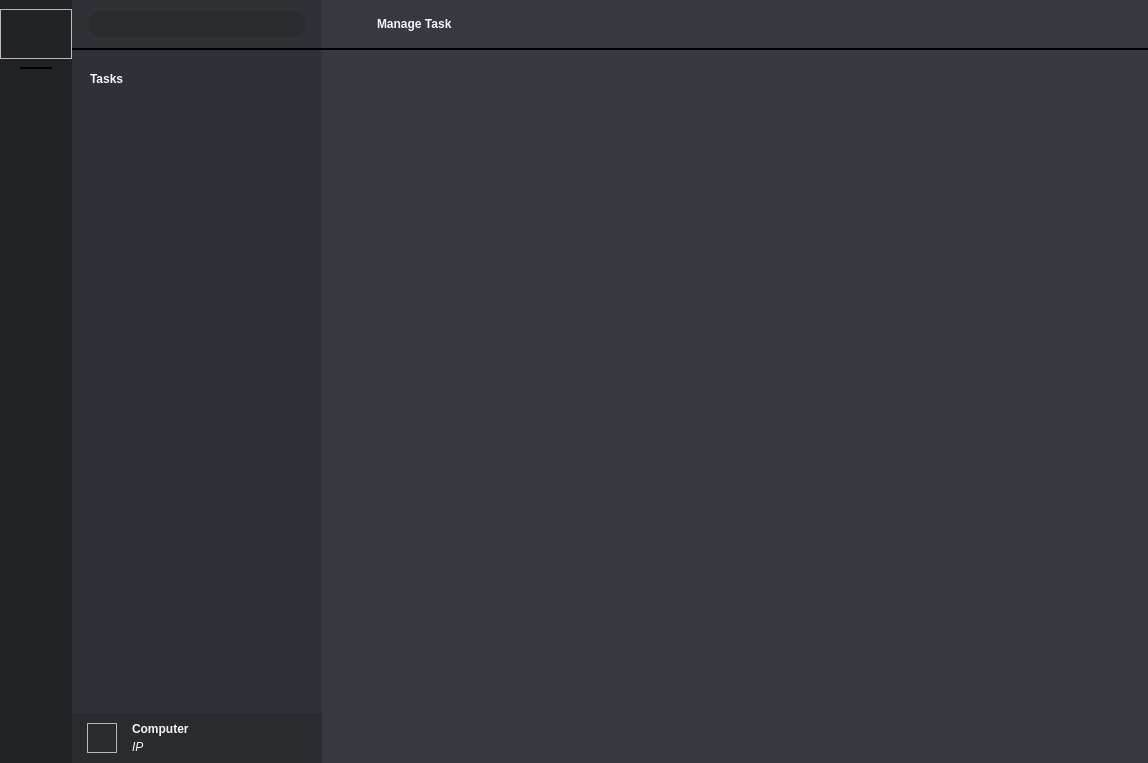
First picture: the form in Project/Window/ProgramWindow.ui, repository RiyanBliTe/Chrona, before the edit.
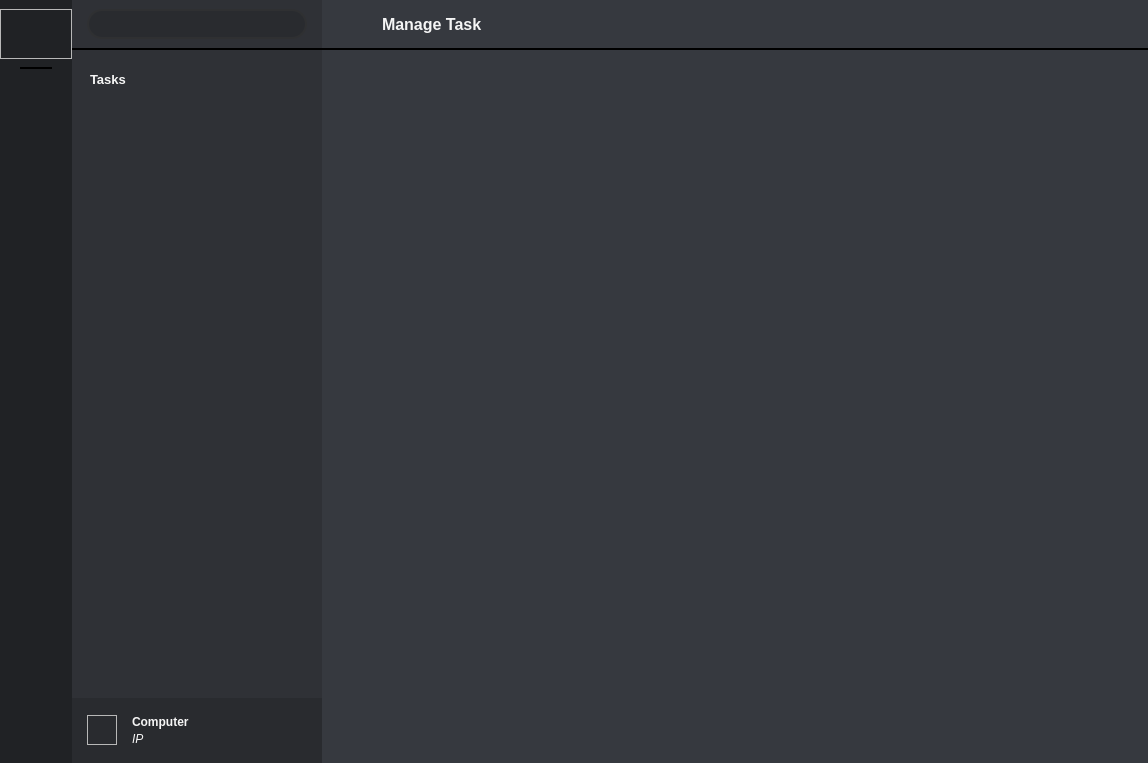
Second picture: the form after the edit. Icons and pictures are not drawn.

Patch:
```diff
--- a/Project/Window/ProgramWindow.ui
+++ b/Project/Window/ProgramWindow.ui
@@ -18,6 +18,25 @@
     <normaloff>:/Image/icon_logo.svg</normaloff>:/Image/icon_logo.svg</iconset>
   </property>
   <widget class="QWidget" name="centralwidget">
+   <property name="styleSheet">
+    <string notr="true">QMenu
+{
+	background-color: rgb(40, 40, 40);
+    border-radius: 4px;
+    padding: 5px 1px;
+}
+QMenu::item 
+{
+	background-color: transparent;
+    padding: 5px 10px;
+    margin: 2px 0px;
+    color: white;
+}
+QMenu::item:selected 
+{
+	background-color: #76B39D;
+}</string>
+   </property>
    <layout class="QHBoxLayout" name="horizontalLayout">
     <property name="spacing">
      <number>0</number>
@@ -400,11 +419,17 @@
               <height>40</height>
              </size>
             </property>
+            <property name="font">
+             <font>
+              <pointsize>9</pointsize>
+             </font>
+            </property>
             <layout class="QHBoxLayout" name="horizontalLayout_5">
              <item>
               <widget class="QLabel" name="label">
                <property name="font">
                 <font>
+                 <pointsize>10</pointsize>
                  <bold>true</bold>
                 </font>
                </property>
@@ -483,13 +508,13 @@
          <property name="minimumSize">
           <size>
            <width>0</width>
-           <height>50</height>
+           <height>65</height>
           </size>
          </property>
          <property name="maximumSize">
           <size>
            <width>16777215</width>
-           <height>50</height>
+           <height>65</height>
           </size>
          </property>
          <property name="styleSheet">
@@ -502,6 +527,19 @@
           <property name="leftMargin">
            <number>15</number>
           </property>
+          <item>
+           <spacer name="verticalSpacer_2">
+            <property name="orientation">
+             <enum>Qt::Vertical</enum>
+            </property>
+            <property name="sizeHint" stdset="0">
+             <size>
+              <width>20</width>
+              <height>40</height>
+             </size>
+            </property>
+           </spacer>
+          </item>
           <item>
            <layout class="QHBoxLayout" name="horizontalLayout_7">
             <property name="spacing">
@@ -537,7 +575,7 @@
             <item>
              <layout class="QVBoxLayout" name="verticalLayout_8">
               <property name="spacing">
-               <number>4</number>
+               <number>3</number>
               </property>
               <item>
                <widget class="QLabel" name="ComputerName">
@@ -573,6 +611,19 @@
             </item>
            </layout>
           </item>
+          <item>
+           <spacer name="verticalSpacer_3">
+            <property name="orientation">
+             <enum>Qt::Vertical</enum>
+            </property>
+            <property name="sizeHint" stdset="0">
+             <size>
+              <width>20</width>
+              <height>40</height>
+             </size>
+            </property>
+           </spacer>
+          </item>
          </layout>
         </widget>
        </item>
@@ -617,7 +668,15 @@
            <height>48</height>
           </size>
          </property>
+         <property name="font">
+          <font>
+           <pointsize>5</pointsize>
+          </font>
+         </property>
          <layout class="QHBoxLayout" name="horizontalLayout_6">
+          <property name="leftMargin">
+           <number>14</number>
+          </property>
           <item>
            <widget class="QPushButton" name="TopBackButton">
             <property name="minimumSize">
@@ -656,6 +715,7 @@
            <widget class="QLabel" name="TopTitle">
             <property name="font">
              <font>
+              <pointsize>12</pointsize>
               <bold>true</bold>
              </font>
             </property>
```
Left out of the diff: 2 changed lines with no effect on the pictures.
